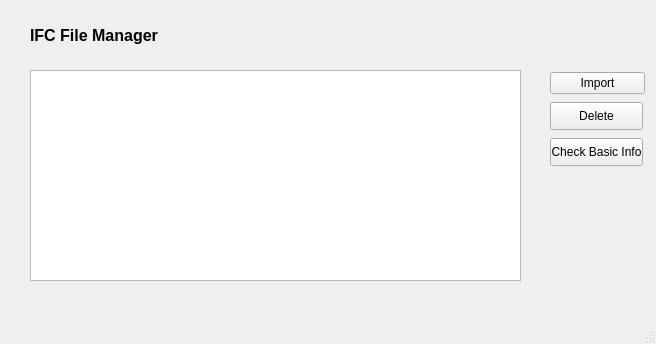
Above: GUI_Windows/ifc_manage.ui from ivanfelipeib/Masterarbeit before the change. Below: the same form after it.
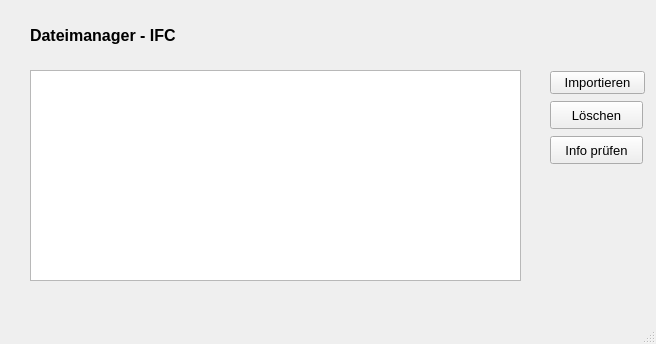
That is the form after the change. Custom widgets are drawn as their Qt base class.

```diff
--- a/GUI_Windows/ifc_manage.ui
+++ b/GUI_Windows/ifc_manage.ui
@@ -42,7 +42,7 @@
      </font>
     </property>
     <property name="text">
-     <string>IFC File Manager</string>
+     <string>Dateimanager - IFC</string>
     </property>
    </widget>
    <widget class="QWidget" name="layoutWidget">
@@ -57,8 +57,13 @@
     <layout class="QVBoxLayout" name="verticalLayout">
      <item>
       <widget class="QPushButton" name="btn_import_ifc">
+       <property name="font">
+        <font>
+         <pointsize>10</pointsize>
+        </font>
+       </property>
        <property name="text">
-        <string>Import</string>
+        <string>Importieren</string>
        </property>
       </widget>
      </item>
@@ -76,8 +81,13 @@
          <height>28</height>
         </size>
        </property>
+       <property name="font">
+        <font>
+         <pointsize>10</pointsize>
+        </font>
+       </property>
        <property name="text">
-        <string>Delete</string>
+        <string>Löschen</string>
        </property>
       </widget>
      </item>
@@ -95,8 +105,13 @@
          <height>28</height>
         </size>
        </property>
+       <property name="font">
+        <font>
+         <pointsize>10</pointsize>
+        </font>
+       </property>
        <property name="text">
-        <string>Check Basic Info</string>
+        <string>Info prüfen</string>
        </property>
       </widget>
      </item>
```
